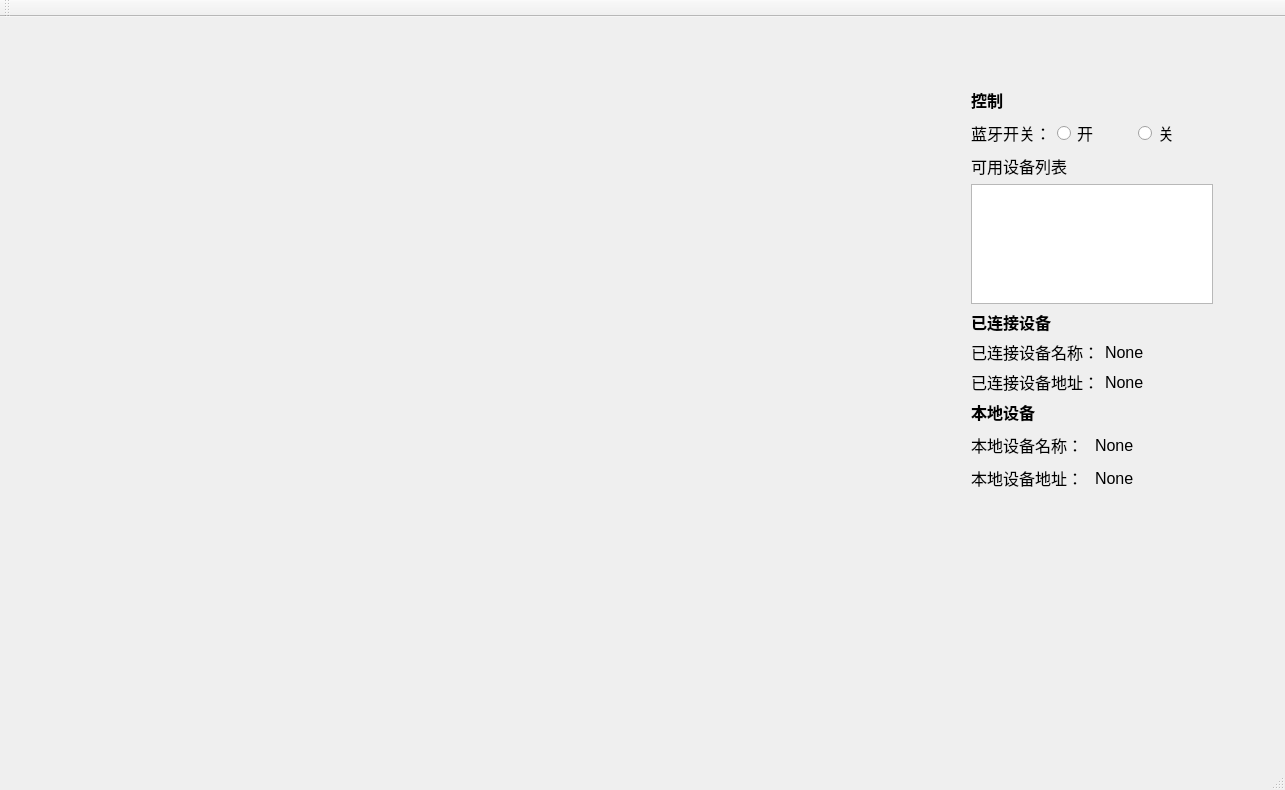
Before: the Qt Designer form BLUETOOTH/mainwindow.ui in Chamico/Bluetooth-for-HC05, drawn with Qt 5.
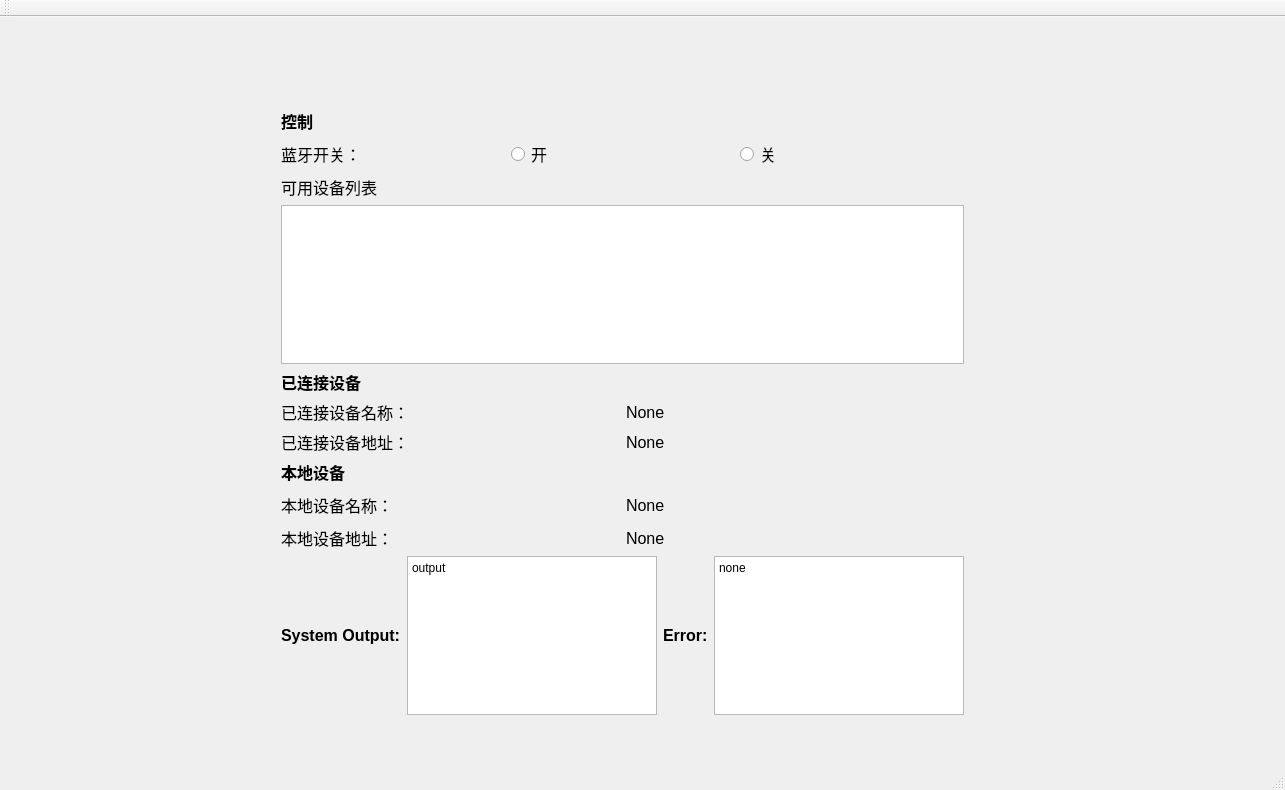
After: the same form once the commit is applied.

The edit to the form file:
```diff
--- a/BLUETOOTH/mainwindow.ui
+++ b/BLUETOOTH/mainwindow.ui
@@ -17,12 +17,14 @@
    <widget class="QWidget" name="">
     <property name="geometry">
      <rect>
-      <x>960</x>
-      <y>60</y>
-      <width>264</width>
-      <height>424</height>
+      <x>270</x>
+      <y>81</y>
+      <width>705</width>
+      <height>628</height>
      </rect>
     </property>
+    <layout class="QVBoxLayout" name="verticalLayout_8">
+     <item>
     <layout class="QVBoxLayout" name="verticalLayout_7">
      <item>
       <layout class="QVBoxLayout" name="verticalLayout_4">
@@ -263,6 +265,74 @@
       </layout>
      </item>
     </layout>
+     </item>
+     <item>
+      <layout class="QHBoxLayout" name="horizontalLayout_8">
+       <item>
+        <layout class="QHBoxLayout" name="horizontalLayout_6">
+         <item>
+          <widget class="QLabel" name="_label_system_output">
+           <property name="font">
+            <font>
+             <pointsize>12</pointsize>
+             <weight>75</weight>
+             <bold>true</bold>
+            </font>
+           </property>
+           <property name="text">
+            <string>System Output:</string>
+           </property>
+          </widget>
+         </item>
+         <item>
+          <widget class="QPlainTextEdit" name="pte_system_output">
+           <property name="readOnly">
+            <bool>true</bool>
+           </property>
+           <property name="plainText">
+            <string>output</string>
+           </property>
+           <property name="centerOnScroll">
+            <bool>true</bool>
+           </property>
+          </widget>
+         </item>
+        </layout>
+       </item>
+       <item>
+        <layout class="QHBoxLayout" name="horizontalLayout_7">
+         <item>
+          <widget class="QLabel" name="_label_system_error">
+           <property name="font">
+            <font>
+             <pointsize>12</pointsize>
+             <weight>75</weight>
+             <bold>true</bold>
+            </font>
+           </property>
+           <property name="text">
+            <string>Error:</string>
+           </property>
+          </widget>
+         </item>
+         <item>
+          <widget class="QPlainTextEdit" name="pte_system_error">
+           <property name="readOnly">
+            <bool>true</bool>
+           </property>
+           <property name="plainText">
+            <string>none</string>
+           </property>
+           <property name="centerOnScroll">
+            <bool>true</bool>
+           </property>
+          </widget>
+         </item>
+        </layout>
+       </item>
+      </layout>
+     </item>
+    </layout>
    </widget>
   </widget>
   <widget class="QMenuBar" name="menuBar">
```
Left out of the diff: 2 changed lines with no effect on the pictures. Lines whose indentation alone changed are shown as unchanged.
